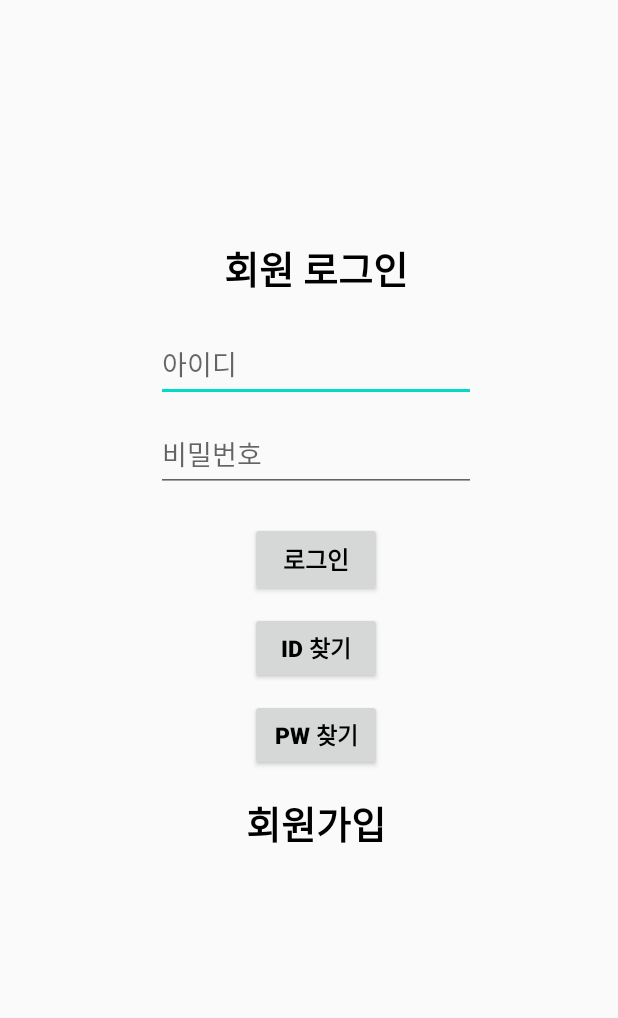
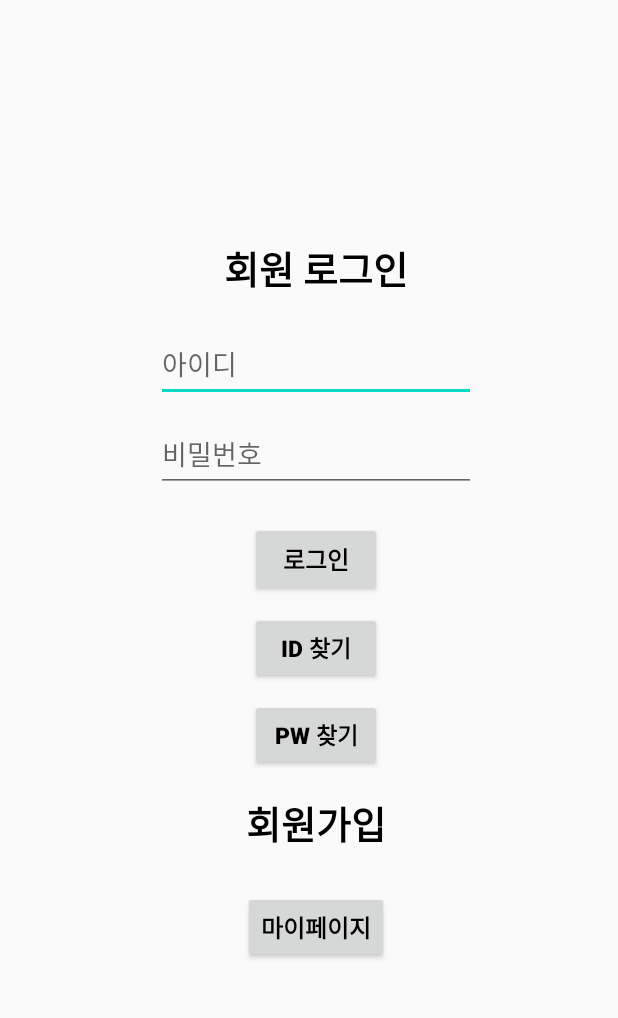
Before and after one commit to SSARY-ssafy/APP, an Android app built with Jetpack Compose: the screen it shows after launch (LoginActivity), on a phone screen of 412 x 824 dp, the part 61-1079 px from its top. Run offline under Robolectric (Android 15) with nearby library versions, the phone set to English and light mode, and no system bars; our stand-ins replace Firebase (no records; nobody signed in at launch, a user with empty details on screens opened directly).

Commit message:
241024_마이페이지

```diff
--- a/app/src/main/java/com/example/ssary/LoginActivity.java
+++ b/app/src/main/java/com/example/ssary/LoginActivity.java
@@ -20,7 +20,7 @@ public class LoginActivity extends AppCompatActivity {
 
     private FirebaseAuth auth;
     private EditText loginEmail, loginPassword;
-    private Button loginButton, signupButton, searchIdButton, searchPwButton;
+    private Button loginButton, signupButton, searchIdButton, searchPwButton, myPageButton;
 
     @Override
     protected void onCreate(Bundle savedInstanceState) {
@@ -37,6 +37,7 @@ public class LoginActivity extends AppCompatActivity {
         signupButton = findViewById(R.id.signin); // 회원가입 버튼
         searchIdButton = findViewById(R.id.id);
         searchPwButton = findViewById(R.id.pw);
+        myPageButton = findViewById(R.id.myPageButton);
 
         // 로그인 버튼 클릭 리스너
         loginButton.setOnClickListener(v -> {
@@ -62,6 +63,12 @@ public class LoginActivity extends AppCompatActivity {
         // 비밀번호 찾기 버튼
         searchPwButton.setOnClickListener(v -> {
             Intent intent = new Intent(LoginActivity.this, PwSearchActivity.class);
+            startActivity(intent);
+        });
+
+        // 마이페이지로 이동하는 기능 추가
+        myPageButton.setOnClickListener(v -> {
+            Intent intent = new Intent(LoginActivity.this, MyPageActivity.class);
             startActivity(intent);
         });
     }
--- a/app/src/main/res/layout/activity_login.xml
+++ b/app/src/main/res/layout/activity_login.xml
@@ -93,6 +93,18 @@
             android:textSize="25sp"
             android:textStyle="bold" />
 
+        <!-- 새로운 마이페이지 버튼 추가 -->
+        <Button
+            android:id="@+id/myPageButton"
+            android:layout_width="wrap_content"
+            android:layout_height="wrap_content"
+            android:layout_gravity="center"
+            android:layout_marginTop="20dp"
+            android:text="마이페이지"
+            android:textColor="@color/black"
+            android:textSize="16sp"
+            android:textStyle="bold" />
+
     </LinearLayout>
 
     <TextView
```
Also changed, not shown: app/src/main/java/com/example/ssary/MyPageActivity.java (added, +12 -0 lines), app/src/main/res/layout/activity_my_page.xml (added, +35 -0 lines).
